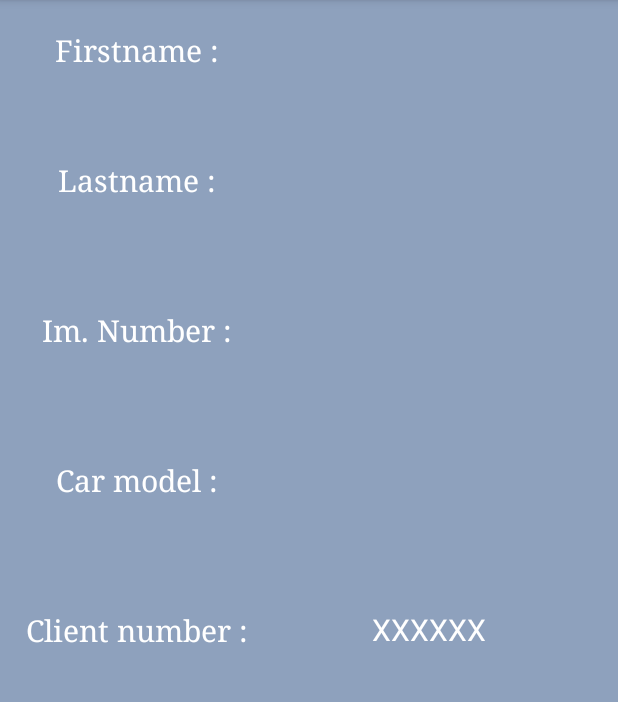
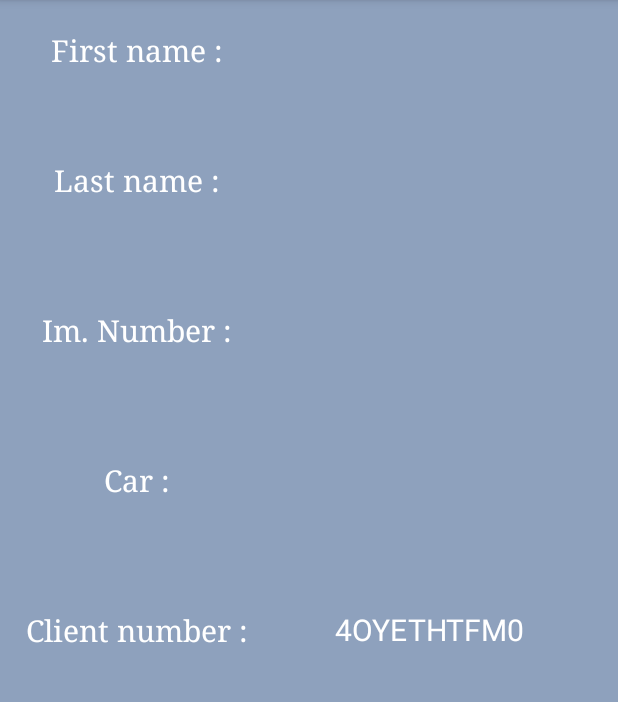
Before and after one commit to moriv1/LadrApp, an Android app: the PersonnalDataActivity screen opened directly, with no data from a screen before it, on a phone screen of 412 x 824 dp, the part 84-786 px from its top. Run offline under Robolectric (Android 15) with nearby library versions, the phone set to English and light mode, and no system bars; 4 statements that could not run were skipped.

Commit message:
commit 5: 1.  the Client number has been added to the personal data (generate from the personal data activity to bluetooth page).

```diff
--- a/LadR/app/src/main/java/com/engineering/moriergenoud/vincent/ladr/MainActivity.java
+++ b/LadR/app/src/main/java/com/engineering/moriergenoud/vincent/ladr/MainActivity.java
@@ -27,11 +27,6 @@ public class MainActivity extends AppCompatActivity {
     String ExpLicence;
     String ExpCarModel;
 
-
-
-
-
-
     @Override
     protected void onCreate(Bundle savedInstanceState) {
         super.onCreate(savedInstanceState);
@@ -52,6 +47,7 @@ public class MainActivity extends AppCompatActivity {
         // Apply the adapter to the spinner
         mCarSpinner.setAdapter(adapter);
         mCarSpinner.setOnItemSelectedListener(new AdapterView.OnItemSelectedListener() {
+
             @Override
             public void onItemSelected(AdapterView<?> parent, View view, int position, long id) {
                 ExpCarModel = parent.getItemAtPosition(position).toString();
@@ -66,6 +62,9 @@ public class MainActivity extends AppCompatActivity {
         mSubmitButton.setOnClickListener(new View.OnClickListener() {
             @Override
             public void onClick(View v) {
+
+
+
                 // User clicked the button
 
                 // Inscription successful
@@ -83,7 +82,6 @@ public class MainActivity extends AppCompatActivity {
 
                 menuCentralIntent.putExtra("CarModel",ExpCarModel);
                 startActivity(menuCentralIntent);
-                finish();
             }
 
         });
--- a/LadR/app/src/main/java/com/engineering/moriergenoud/vincent/ladr/PersonnalDataActivity.java
+++ b/LadR/app/src/main/java/com/engineering/moriergenoud/vincent/ladr/PersonnalDataActivity.java
@@ -3,6 +3,8 @@ package com.engineering.moriergenoud.vincent.ladr;
 import android.os.Bundle;
 import android.support.v7.app.AppCompatActivity;
 import android.widget.TextView;
+
+import java.util.Random;
 
 
 public class PersonnalDataActivity extends AppCompatActivity {
@@ -16,9 +18,8 @@ public class PersonnalDataActivity extends AppCompatActivity {
     String TransfertLastName;
     String TransfertLiscence;
     String TransfertCarModel;
-
-
-
+    String ClientNumber;
+    int LengthClientNumber;
 
 
     @Override
@@ -26,23 +27,36 @@ public class PersonnalDataActivity extends AppCompatActivity {
         super.onCreate(savedInstanceState);
         setContentView(R.layout.activity_personnal_data);
 
-        mDisplayFirstName=findViewById(R.id. activitiy_display_firstname_txt);
-        mDisplayLastName= findViewById(R.id.activitiy_display_lastname_txt);
-        mDisplayLiscence= findViewById(R.id.activitiy_display_lisence_txt);
-        mDisplayCarModel= findViewById(R.id.activitiy_display_car_model_txt);
-        mDisplayClientNumber= findViewById(R.id.activitiy_display_client_txt);
+        mDisplayFirstName = findViewById(R.id.activitiy_display_firstname_txt);
+        mDisplayLastName = findViewById(R.id.activitiy_display_lastname_txt);
+        mDisplayLiscence = findViewById(R.id.activitiy_display_lisence_txt);
+        mDisplayCarModel = findViewById(R.id.activitiy_display_car_model_txt);
+        mDisplayClientNumber = findViewById(R.id.activitiy_display_client_txt);
 
-        TransfertFirstName=getIntent().getExtras().getString("FirstName2");
+        TransfertFirstName = getIntent().getExtras().getString("FirstName2");
         mDisplayFirstName.setText(TransfertFirstName);
 
-        TransfertLastName=getIntent().getExtras().getString("LastName2");
+        TransfertLastName = getIntent().getExtras().getString("LastName2");
         mDisplayLastName.setText(TransfertLastName);
 
-        TransfertLiscence=getIntent().getExtras().getString("Licence2");
+        TransfertLiscence = getIntent().getExtras().getString("Licence2");
         mDisplayLiscence.setText(TransfertLiscence);
 
-        TransfertCarModel=getIntent().getExtras().getString("CarModel2");
+        TransfertCarModel = getIntent().getExtras().getString("CarModel2");
         mDisplayCarModel.setText(TransfertCarModel);
+
+        /*Client number Creation*/
+        LengthClientNumber=10;
+        char[] chars1 = "ABCDEF012GHIJKL345MNOPQR678STUVWXYZ9".toCharArray();
+        StringBuilder sb1 = new StringBuilder();
+        Random random1 = new Random();
+        for (int i = 0; i < LengthClientNumber; i++)
+        {
+            char c1 = chars1[random1.nextInt(chars1.length)];
+            sb1.append(c1);
         }
+        ClientNumber = sb1.toString();
+        mDisplayClientNumber.setText(ClientNumber);
 
+    }
 }
--- a/LadR/app/src/main/res/layout/activity_personnal_data.xml
+++ b/LadR/app/src/main/res/layout/activity_personnal_data.xml
@@ -21,7 +21,7 @@
         android:textSize="20sp"
         android:gravity="center"
         android:textColor="#ffffff"
-        android:text="Firstname :"
+        android:text="First name :"
         android:textAppearance="@style/TextAppearance.AppCompat.Caption" />
 
     <TextView
@@ -45,7 +45,7 @@
         android:layout_marginStart ="14dp"
         android:layout_marginTop="100dp"
         android:gravity="center"
-        android:text="Lastname :"
+        android:text="Last name :"
         android:textColor="#ffffff"
         android:fontFamily="serif"
         android:textSize="20sp" />
@@ -98,22 +98,21 @@
         android:layout_marginTop="300dp"
         android:textColor="#ffffff"
         android:gravity="center"
-        android:text="Car model :"
+        android:text="Car :"
         android:fontFamily="serif"
         android:textSize="20sp" />
 
     <TextView
         android:id="@+id/activitiy_display_car_model_txt"
         android:layout_width="200dp"
-        android:layout_height="40dp"
-        android:layout_alignParentEnd="true"
-        android:layout_alignParentTop="true"
-        android:layout_marginEnd="26dp"
-        android:layout_marginTop="300dp"
+        android:layout_height="94dp"
+        android:layout_alignBaseline="@+id/activitiy_info_car_model_txt"
+        android:layout_alignStart="@+id/activitiy_display_firstname_txt"
+        android:gravity="center_horizontal"
+        android:text="XXXXX"
+        android:textAppearance="@style/TextAppearance.AppCompat.Large"
         android:textColor="#ffffff"
-        android:gravity="center"
-        android:text="XXXXX"
-        android:textAppearance="@style/TextAppearance.AppCompat.Caption" />
+        android:textSize="15sp" />
 
     <TextView
         android:id="@+id/activitiy_info_client_txt"
```
